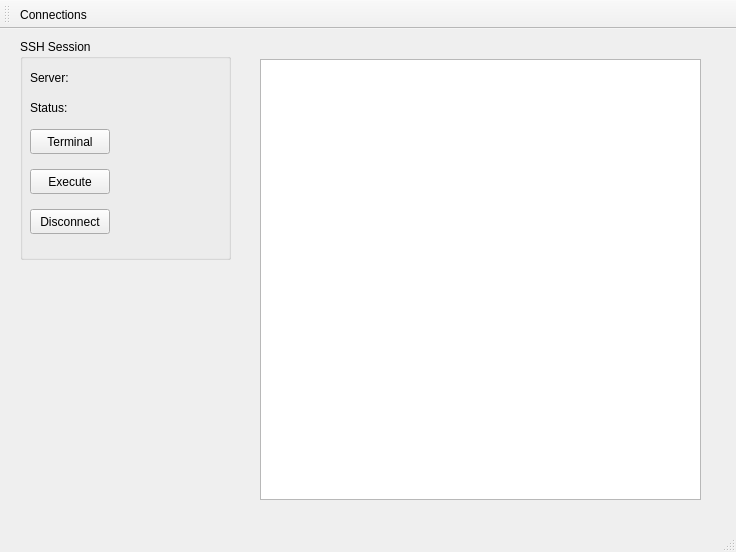
Above: heilcalmainwindow.ui from clockworkengineer/Helical before the change. Below: the same form after it.
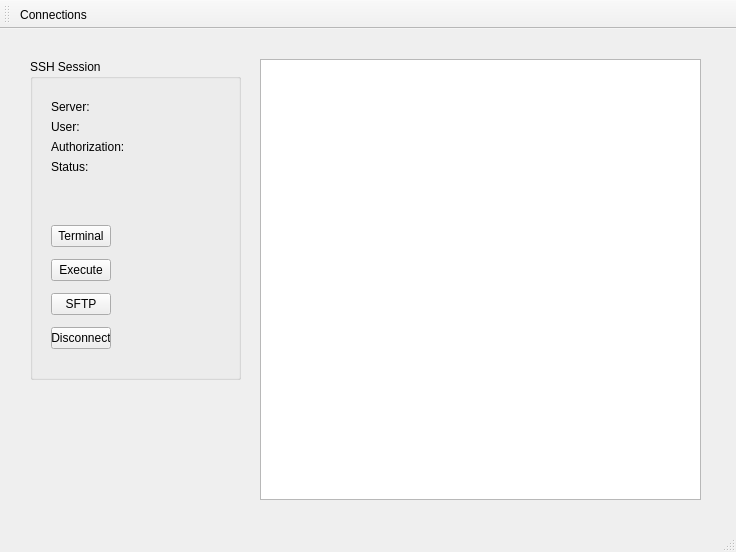
That is the form after the change.

Diff of the .ui file:
```diff
--- a/heilcalmainwindow.ui
+++ b/heilcalmainwindow.ui
@@ -17,105 +17,138 @@
    <widget class="QGroupBox" name="groupBox">
     <property name="geometry">
      <rect>
-      <x>20</x>
-      <y>10</y>
+      <x>30</x>
+      <y>30</y>
       <width>211</width>
-      <height>221</height>
+      <height>321</height>
      </rect>
     </property>
     <property name="title">
      <string>SSH Session</string>
     </property>
-    <widget class="QLabel" name="statusLabel">
+    <widget class="QWidget" name="">
      <property name="geometry">
       <rect>
        <x>10</x>
-       <y>60</y>
-       <width>54</width>
-       <height>17</height>
+       <y>149</y>
+       <width>82</width>
+       <height>161</height>
       </rect>
      </property>
-     <property name="text">
-      <string>Status:</string>
-     </property>
+     <layout class="QVBoxLayout" name="verticalLayout">
+      <item>
+       <widget class="QPushButton" name="terminalButton">
+        <property name="text">
+         <string>Terminal</string>
+        </property>
+       </widget>
+      </item>
+      <item>
+       <widget class="QPushButton" name="executeCommandButton">
+        <property name="text">
+         <string>Execute</string>
+        </property>
+       </widget>
+      </item>
+      <item>
+       <widget class="QPushButton" name="sftpButton">
+        <property name="text">
+         <string>SFTP</string>
+        </property>
+       </widget>
+      </item>
+      <item>
+       <widget class="QPushButton" name="disconnectServerButton">
+        <property name="text">
+         <string>Disconnect</string>
+        </property>
+       </widget>
+      </item>
+     </layout>
     </widget>
-    <widget class="QLabel" name="currentStatusLabel">
+    <widget class="QWidget" name="">
      <property name="geometry">
       <rect>
-       <x>70</x>
-       <y>60</y>
-       <width>141</width>
-       <height>17</height>
-      </rect>
-     </property>
-     <property name="text">
-      <string/>
-     </property>
-    </widget>
-    <widget class="QPushButton" name="terminalButton">
-     <property name="geometry">
-      <rect>
        <x>10</x>
-       <y>90</y>
-       <width>80</width>
-       <height>25</height>
-      </rect>
-     </property>
-     <property name="text">
-      <string>Terminal</string>
-     </property>
-    </widget>
-    <widget class="QPushButton" name="disconnectServerButton">
-     <property name="geometry">
-      <rect>
-       <x>10</x>
-       <y>170</y>
-       <width>80</width>
-       <height>25</height>
-      </rect>
-     </property>
-     <property name="text">
-      <string>Disconnect</string>
-     </property>
-    </widget>
-    <widget class="QLabel" name="serverLabel">
-     <property name="geometry">
-      <rect>
-       <x>10</x>
        <y>30</y>
-       <width>54</width>
-       <height>17</height>
+       <width>191</width>
+       <height>96</height>
       </rect>
      </property>
-     <property name="text">
-      <string>Server:</string>
-     </property>
-    </widget>
-    <widget class="QLabel" name="serverNameLabel">
-     <property name="geometry">
-      <rect>
-       <x>70</x>
-       <y>30</y>
-       <width>141</width>
-       <height>17</height>
-      </rect>
-     </property>
-     <property name="text">
-      <string/>
-     </property>
-    </widget>
-    <widget class="QPushButton" name="executeCommandButton">
-     <property name="geometry">
-      <rect>
-       <x>10</x>
-       <y>130</y>
-       <width>80</width>
-       <height>25</height>
-      </rect>
-     </property>
-     <property name="text">
-      <string>Execute</string>
-     </property>
+     <layout class="QGridLayout" name="gridLayout">
+      <item row="0" column="0">
+       <layout class="QHBoxLayout" name="horizontalLayout">
+        <item>
+         <widget class="QLabel" name="serverLabel">
+          <property name="text">
+           <string>Server:</string>
+          </property>
+         </widget>
+        </item>
+        <item>
+         <widget class="QLabel" name="serverNameLabel">
+          <property name="text">
+           <string/>
+          </property>
+         </widget>
+        </item>
+       </layout>
+      </item>
+      <item row="1" column="0">
+       <layout class="QHBoxLayout" name="horizontalLayout_2">
+        <item>
+         <widget class="QLabel" name="userLabel">
+          <property name="text">
+           <string>User:</string>
+          </property>
+         </widget>
+        </item>
+        <item>
+         <widget class="QLabel" name="userNameLabel">
+          <property name="text">
+           <string/>
+          </property>
+         </widget>
+        </item>
+       </layout>
+      </item>
+      <item row="2" column="0">
+       <layout class="QHBoxLayout" name="horizontalLayout_3">
+        <item>
+         <widget class="QLabel" name="authorizationLabel">
+          <property name="text">
+           <string>Authorization:</string>
+          </property>
+         </widget>
+        </item>
+        <item>
+         <widget class="QLabel" name="authorizationTypeLabel">
+          <property name="text">
+           <string/>
+          </property>
+         </widget>
+        </item>
+       </layout>
+      </item>
+      <item row="3" column="0">
+       <layout class="QHBoxLayout" name="horizontalLayout_4">
+        <item>
+         <widget class="QLabel" name="statusLabel">
+          <property name="text">
+           <string>Status:</string>
+          </property>
+         </widget>
+        </item>
+        <item>
+         <widget class="QLabel" name="currentStatusLabel">
+          <property name="text">
+           <string/>
+          </property>
+         </widget>
+        </item>
+       </layout>
+      </item>
+     </layout>
     </widget>
    </widget>
    <widget class="QTextEdit" name="serverSessionLog">
```
